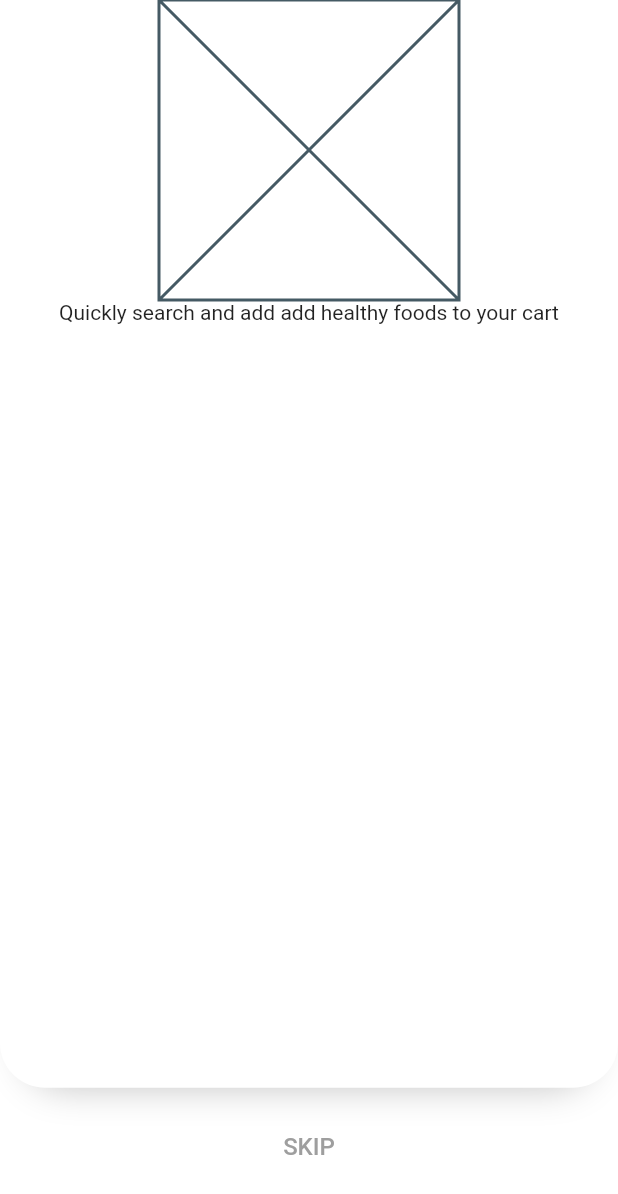
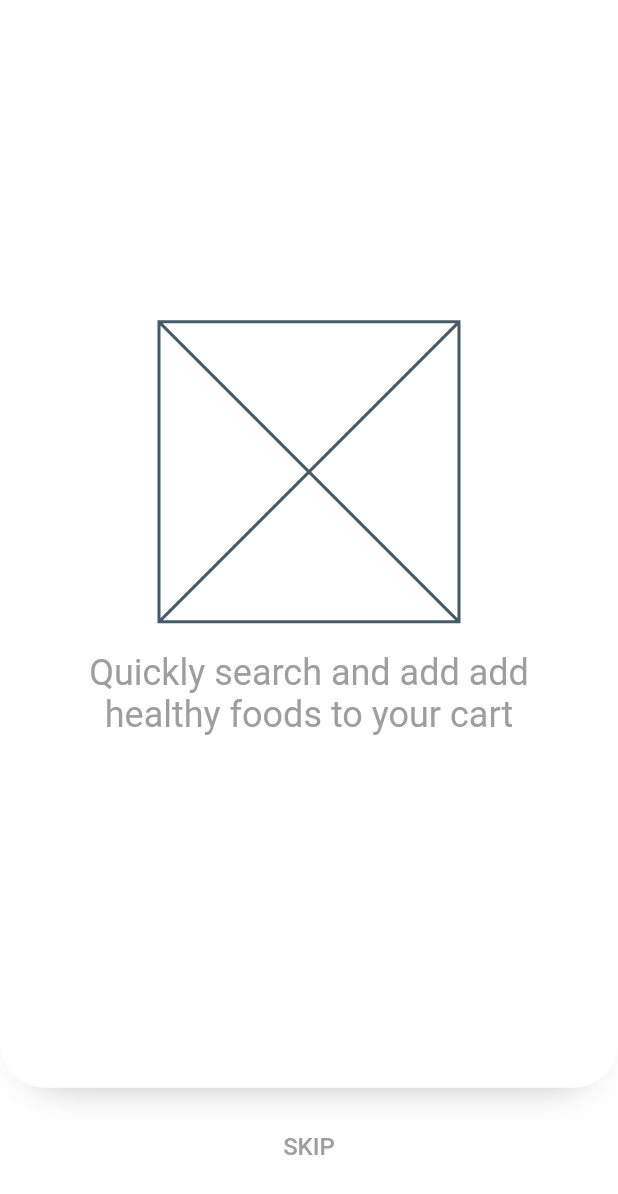
Before and after one commit to codingbbq/flutter_fresh_food, a Flutter app: the OnBoarding screen opened by its route, on a phone screen of 412 x 824 dp. Shown: the top 1194 px of the screen. Run offline on Flutter 3.47's test engine with Material 2 defaults, Android fonts, the phone set to English and light mode, and no system bars.

Commit message:
Onboarding pages

```diff
--- a/lib/pages/onboarding/onboard_list/one_onboarding.dart
+++ b/lib/pages/onboarding/onboard_list/one_onboarding.dart
@@ -31,20 +31,32 @@ class OnBoardingOne extends StatelessWidget {
                 bottomRight: Radius.circular(30.0),
               ),
             ),
+            child: Padding(
+              padding: const EdgeInsets.all(20.0),
               child: Column(
+                mainAxisAlignment: MainAxisAlignment.center,
+                crossAxisAlignment: CrossAxisAlignment.center,
                 children: [
                   // Image
-                Container(
-                  width: 200,
-                  height: 200,
-                  child: Placeholder(),
+                  Container(width: 200, height: 200, child: Placeholder()),
+
+                  SizedBox(
+                    height: 20.0,
                   ),
 
                   // Text Description
-                Text("Quickly search and add add healthy foods to your cart"),
+                  Text(
+                    "Quickly search and add add healthy foods to your cart",
+                    textAlign: TextAlign.center,
+                    style: TextStyle(
+                      fontSize: 24.0,
+                      color: Colors.grey,
+                    ),
+                  ),
 
                   // Dotted navigation
                 ],
+              ),
             ),
           ),
 
--- a/lib/pages/sign_in/page_sign_in.dart
+++ b/lib/pages/sign_in/page_sign_in.dart
@@ -114,7 +114,7 @@ class SignIn extends StatelessWidget {
                       color: Colors.white,
                     ),
                   ),
-                )
+                ),
               ],
             ),
           ),
```
Also changed, not shown: lib/pages/onboarding/onboard_list/settings_onboarding.dart (+103 -2 lines), lib/pages/onboarding/onboard_list/two_onboarding.dart (+74 -2 lines), pubspec.yaml (+4 -53 lines), assets/images/onboarding/one_onboarding.png (added), assets/images/onboarding/two_onboarding.png (added). Lines whose indentation alone changed are shown as unchanged.
